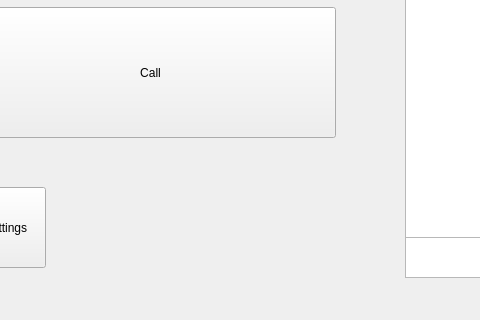
Qt form ui/mainwindow.ui (ultravideo/uvgComm) before a commit; both pictures show x 95 to 575 and y 400 to 720 of the 1024 by 720 pixel window.
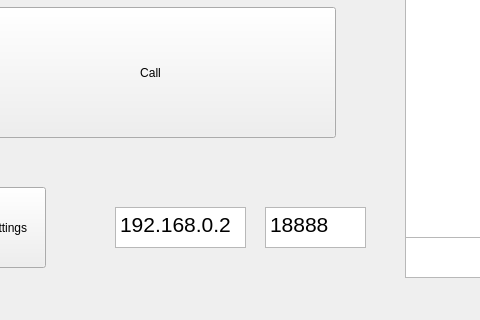
The same form after that commit.

Commit message: Setting destination IP and port to GUI. Divided Live555 initialization to functions to make future modifications clearer.

```diff
--- a/ui/mainwindow.ui
+++ b/ui/mainwindow.ui
@@ -132,6 +132,40 @@
 &lt;p style=&quot; margin-top:0px; margin-bottom:0px; margin-left:0px; margin-right:0px; -qt-block-indent:0; text-indent:0px;&quot;&gt;&lt;span style=&quot; font-size:18pt;&quot;&gt;Chat&lt;/span&gt;&lt;/p&gt;&lt;/body&gt;&lt;/html&gt;</string>
     </property>
    </widget>
+   <widget class="QTextEdit" name="ip">
+    <property name="geometry">
+     <rect>
+      <x>210</x>
+      <y>590</y>
+      <width>131</width>
+      <height>41</height>
+     </rect>
+    </property>
+    <property name="html">
+     <string>&lt;!DOCTYPE HTML PUBLIC &quot;-//W3C//DTD HTML 4.0//EN&quot; &quot;http://www.w3.org/TR/REC-html40/strict.dtd&quot;&gt;
+&lt;html&gt;&lt;head&gt;&lt;meta name=&quot;qrichtext&quot; content=&quot;1&quot; /&gt;&lt;style type=&quot;text/css&quot;&gt;
+p, li { white-space: pre-wrap; }
+&lt;/style&gt;&lt;/head&gt;&lt;body style=&quot; font-family:'MS Shell Dlg 2'; font-size:8.25pt; font-weight:400; font-style:normal;&quot;&gt;
+&lt;p style=&quot; margin-top:0px; margin-bottom:0px; margin-left:0px; margin-right:0px; -qt-block-indent:0; text-indent:0px;&quot;&gt;&lt;span style=&quot; font-size:16pt;&quot;&gt;192.168.0.2&lt;/span&gt;&lt;/p&gt;&lt;/body&gt;&lt;/html&gt;</string>
+    </property>
+   </widget>
+   <widget class="QTextEdit" name="port">
+    <property name="geometry">
+     <rect>
+      <x>360</x>
+      <y>590</y>
+      <width>101</width>
+      <height>41</height>
+     </rect>
+    </property>
+    <property name="html">
+     <string>&lt;!DOCTYPE HTML PUBLIC &quot;-//W3C//DTD HTML 4.0//EN&quot; &quot;http://www.w3.org/TR/REC-html40/strict.dtd&quot;&gt;
+&lt;html&gt;&lt;head&gt;&lt;meta name=&quot;qrichtext&quot; content=&quot;1&quot; /&gt;&lt;style type=&quot;text/css&quot;&gt;
+p, li { white-space: pre-wrap; }
+&lt;/style&gt;&lt;/head&gt;&lt;body style=&quot; font-family:'MS Shell Dlg 2'; font-size:8.25pt; font-weight:400; font-style:normal;&quot;&gt;
+&lt;p style=&quot; margin-top:0px; margin-bottom:0px; margin-left:0px; margin-right:0px; -qt-block-indent:0; text-indent:0px;&quot;&gt;&lt;span style=&quot; font-size:16pt;&quot;&gt;18888&lt;/span&gt;&lt;/p&gt;&lt;/body&gt;&lt;/html&gt;</string>
+    </property>
+   </widget>
   </widget>
   <widget class="QMenuBar" name="menuBar">
    <property name="geometry">
```
The commit also changes 11 other files.
